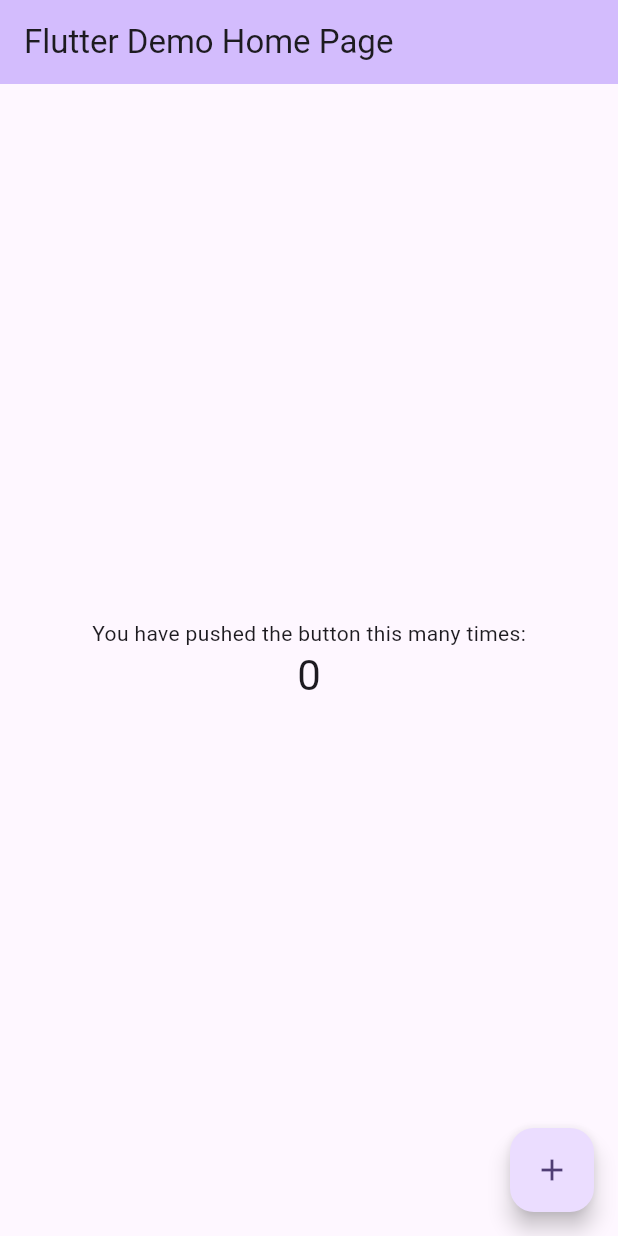
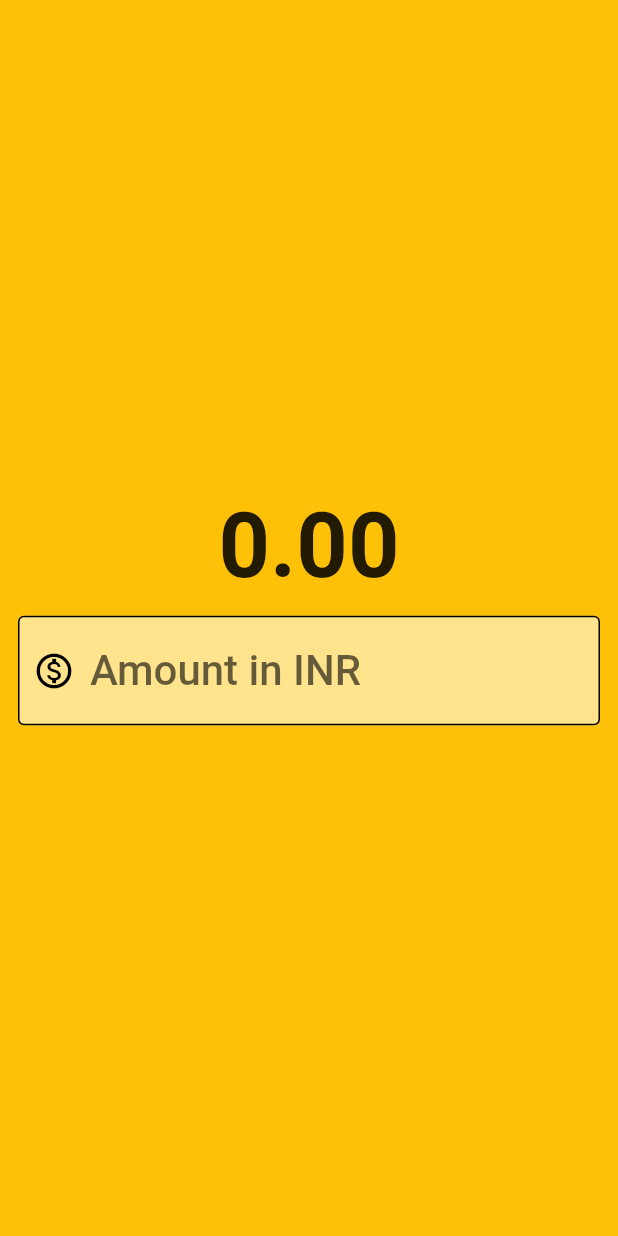
Before and after one commit to impromp02/currency_converter, a Flutter app: the screen it shows after launch, on a phone screen of 412 x 824 dp. Run offline on Flutter 3.47's test engine with Material 2 defaults, Android fonts, the phone set to English and light mode, and no system bars.

```diff
--- /dev/null
+++ b/lib/home.dart
@@ -0,0 +1,56 @@
+import 'package:flutter/material.dart';
+
+class Home extends StatefulWidget {
+  const Home({super.key});
+
+  @override
+  State<Home> createState() => _HomeState();
+}
+
+class _HomeState extends State<Home> {
+  double result = 0.0;
+
+  @override
+  Widget build(BuildContext context) {
+    const border = OutlineInputBorder(
+      borderSide: BorderSide(),
+    );
+    return Scaffold(
+        backgroundColor: Colors.amber,
+        body: Column(
+          mainAxisAlignment: MainAxisAlignment.center,
+          children: [
+            Text(
+              result.toStringAsFixed(2),
+              style: const TextStyle(fontSize: 60, fontWeight: FontWeight.bold),
+            ),
+            Padding(
+              padding: const EdgeInsets.all(12.0),
+              child: TextField(
+                onChanged: (value) {
+                  setState(() {
+                    result = double.parse(value) * 81;
+                  });
+                },
+                keyboardType:
+                    const TextInputType.numberWithOptions(decimal: true),
+                decoration: const InputDecoration(
+                    hintText: 'Amount in INR',
+                    prefixIcon: Icon(
+                      Icons.monetization_on_outlined,
+                      color: Colors.black,
+                      size: 28,
+                    ),
+                    filled: true,
+                    fillColor: Colors.white54,
+                    border: border,
+                    focusedBorder: border,
+                    enabledBorder: border),
+                style:
+                    const TextStyle(fontWeight: FontWeight.w500, fontSize: 28),
+              ),
+            )
+          ],
+        ));
+  }
+}
--- a/lib/main.dart
+++ b/lib/main.dart
@@ -1,3 +1,4 @@
+import 'package:currency_converter/home.dart';
 import 'package:flutter/material.dart';
 
 void main() {
@@ -5,121 +6,11 @@ void main() {
 }
 
 class MyApp extends StatelessWidget {
-  const MyApp({super.key});
-
-  // This widget is the root of your application.
+  const MyApp({Key? key}) : super(key: key);
   @override
   Widget build(BuildContext context) {
-    return MaterialApp(
-      title: 'Flutter Demo',
-      theme: ThemeData(
-        // This is the theme of your application.
-        //
-        // TRY THIS: Try running your application with "flutter run". You'll see
-        // the application has a blue toolbar. Then, without quitting the app,
-        // try changing the seedColor in the colorScheme below to Colors.green
-        // and then invoke "hot reload" (save your changes or press the "hot
-        // reload" button in a Flutter-supported IDE, or press "r" if you used
-        // the command line to start the app).
-        //
-        // Notice that the counter didn't reset back to zero; the application
-        // state is not lost during the reload. To reset the state, use hot
-        // restart instead.
-        //
-        // This works for code too, not just values: Most code changes can be
-        // tested with just a hot reload.
-        colorScheme: ColorScheme.fromSeed(seedColor: Colors.deepPurple),
-        useMaterial3: true,
-      ),
-      home: const MyHomePage(title: 'Flutter Demo Home Page'),
+    return const MaterialApp(
+      home: Home(),
     );
   }
 }
-
-class MyHomePage extends StatefulWidget {
-  const MyHomePage({super.key, required this.title});
-
-  // This widget is the home page of your application. It is stateful, meaning
-  // that it has a State object (defined below) that contains fields that affect
-  // how it looks.
-
-  // This class is the configuration for the state. It holds the values (in this
-  // case the title) provided by the parent (in this case the App widget) and
-  // used by the build method of the State. Fields in a Widget subclass are
-  // always marked "final".
-
-  final String title;
-
-  @override
-  State<MyHomePage> createState() => _MyHomePageState();
-}
-
-class _MyHomePageState extends State<MyHomePage> {
-  int _counter = 0;
-
-  void _incrementCounter() {
-    setState(() {
-      // This call to setState tells the Flutter framework that something has
-      // changed in this State, which causes it to rerun the build method below
-      // so that the display can reflect the updated values. If we changed
-      // _counter without calling setState(), then the build method would not be
-      // called again, and so nothing would appear to happen.
-      _counter++;
-    });
-  }
-
-  @override
-  Widget build(BuildContext context) {
-    // This method is rerun every time setState is called, for instance as done
-    // by the _incrementCounter method above.
-    //
-    // The Flutter framework has been optimized to make rerunning build methods
-    // fast, so that you can just rebuild anything that needs updating rather
-    // than having to individually change instances of widgets.
-    return Scaffold(
-      appBar: AppBar(
-        // TRY THIS: Try changing the color here to a specific color (to
-        // Colors.amber, perhaps?) and trigger a hot reload to see the AppBar
-        // change color while the other colors stay the same.
-        backgroundColor: Theme.of(context).colorScheme.inversePrimary,
-        // Here we take the value from the MyHomePage object that was created by
-        // the App.build method, and use it to set our appbar title.
-        title: Text(widget.title),
-      ),
-      body: Center(
-        // Center is a layout widget. It takes a single child and positions it
-        // in the middle of the parent.
-        child: Column(
-          // Column is also a layout widget. It takes a list of children and
-          // arranges them vertically. By default, it sizes itself to fit its
-          // children horizontally, and tries to be as tall as its parent.
-          //
-          // Column has various properties to control how it sizes itself and
-          // how it positions its children. Here we use mainAxisAlignment to
-          // center the children vertically; the main axis here is the vertical
-          // axis because Columns are vertical (the cross axis would be
-          // horizontal).
-          //
-          // TRY THIS: Invoke "debug painting" (choose the "Toggle Debug Paint"
-          // action in the IDE, or press "p" in the console), to see the
-          // wireframe for each widget.
-          mainAxisAlignment: MainAxisAlignment.center,
-          children: <Widget>[
-            const Text(
-              'You have pushed the button this many times:',
-            ),
-            Text(
-              '$_counter',
-              style: Theme.of(context).textTheme.headlineMedium,
-            ),
-          ],
-        ),
-      ),
-      floatingActionButton: FloatingActionButton(
-        onPressed: _incrementCounter,
-        tooltip: 'Increment',
-        child: const Icon(Icons.add),
-      ), // This trailing comma makes auto-formatting nicer for build methods.
-    );
-  }
-}
```
